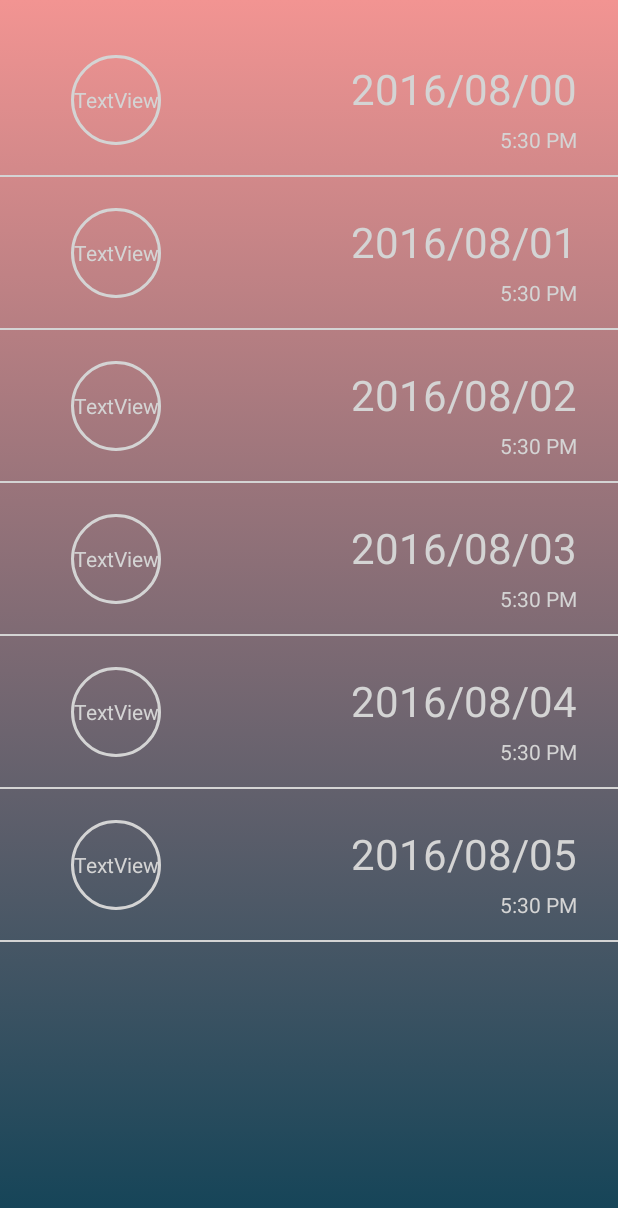
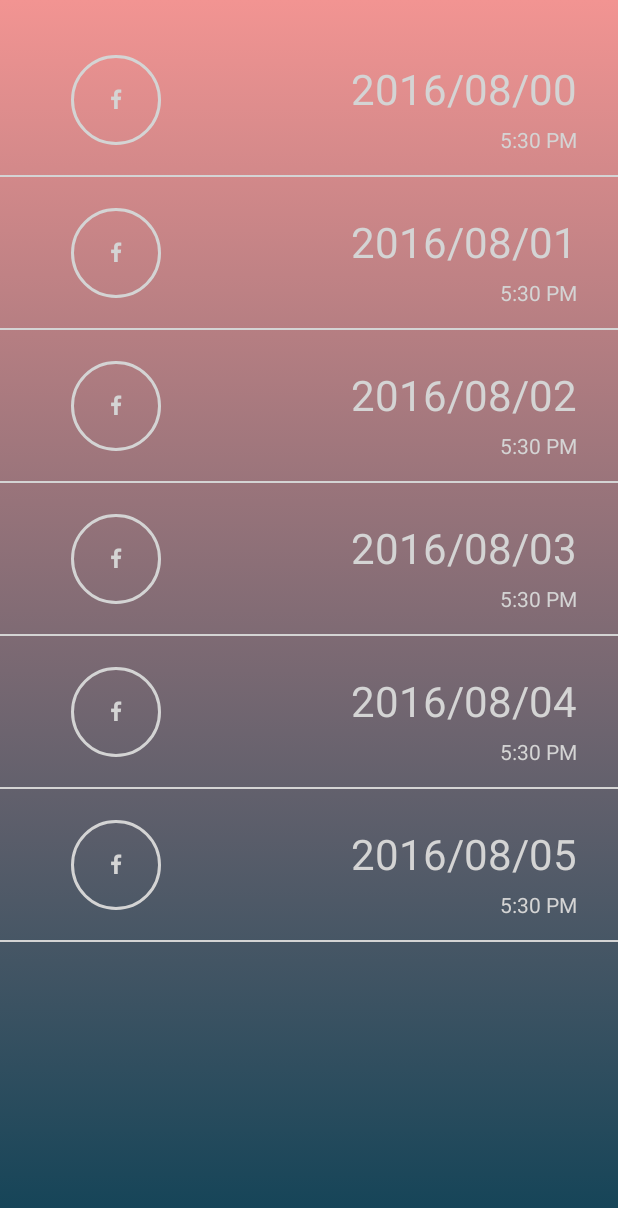
Before and after one commit to kruyvanna/Attendance2, an Android app: the AttenddanceHistoryActivity screen opened directly, with no data from a screen before it, on a phone screen of 412 x 824 dp. Shown: the top 1208 px of the screen. Run offline under Robolectric (Android 15) with nearby library versions, the phone set to English and light mode, and no system bars.

Commit message:
Listener Pattern on RecyclerView

```diff
--- /dev/null
+++ b/app/src/main/java/com/example/vanna/attendance2/history/AttendanceAdapterListener.java
@@ -0,0 +1,11 @@
+package com.example.vanna.attendance2.history;
+
+/**
+ * Created by malypoeur on 10/16/16.
+ */
+
+public interface AttendanceAdapterListener {
+
+    public void onStatusClick(int position);
+
+}
--- a/app/src/main/java/com/example/vanna/attendance2/history/AttendanceArrayAdapter.java
+++ b/app/src/main/java/com/example/vanna/attendance2/history/AttendanceArrayAdapter.java
@@ -1,7 +1,10 @@
 package com.example.vanna.attendance2.history;
 
+import android.app.Activity;
 import android.content.Context;
+import android.graphics.Typeface;
 import android.support.v7.widget.RecyclerView;
+import android.util.Log;
 import android.view.LayoutInflater;
 import android.view.View;
 import android.view.ViewGroup;
@@ -14,9 +17,17 @@ import com.example.vanna.attendance2.R;
  */
 
 public class AttendanceArrayAdapter extends RecyclerView.Adapter<AttendanceArrayAdapter.ViewHolder> {
-    Attendance[] data;
+    private Attendance[] data;
+    private Activity activity;
+    private AttendanceAdapterListener attendanceAdapterListener;
 
-    public AttendanceArrayAdapter(Attendance[] data) {
+    public void setAttendanceAdapterListener(AttendanceAdapterListener attendanceAdapterListener){
+        this.attendanceAdapterListener = attendanceAdapterListener;
+    }
+
+
+    public AttendanceArrayAdapter(Activity parent_activity, Attendance[] data) {
+        this.activity = parent_activity;
         this.data = data;
     }
 
@@ -28,6 +39,19 @@ public class AttendanceArrayAdapter extends RecyclerView.Adapter<AttendanceArray
         public ViewHolder(View itemView) {
             super(itemView);
             statusView = (TextView) itemView.findViewById(R.id.statusView);
+
+            Typeface typeface = Typeface.createFromAsset(activity.getAssets(), "fonts/icomoon.ttf");
+            statusView.setTypeface(typeface);
+            statusView.setText("\ue901");
+
+            statusView.setOnClickListener(new View.OnClickListener() {
+                @Override
+                public void onClick(View view) {
+                    Log.d("Adapter: ", "position: " + getAdapterPosition());
+                    attendanceAdapterListener.onStatusClick(getAdapterPosition());
+                }
+            });
+
             dateView = (TextView) itemView.findViewById(R.id.dateView);
             timeView = (TextView) itemView.findViewById(R.id.timeView);
         }
--- a/app/src/main/java/com/example/vanna/attendance2/history/AttenddanceHistoryActivity.java
+++ b/app/src/main/java/com/example/vanna/attendance2/history/AttenddanceHistoryActivity.java
@@ -4,6 +4,10 @@ import android.support.v7.app.AppCompatActivity;
 import android.os.Bundle;
 import android.support.v7.widget.LinearLayoutManager;
 import android.support.v7.widget.RecyclerView;
+import android.util.Log;
+import android.view.View;
+import android.widget.RelativeLayout;
+import android.widget.TextView;
 
 import com.example.vanna.attendance2.R;
 
@@ -14,16 +18,49 @@ public class AttenddanceHistoryActivity extends AppCompatActivity {
         super.onCreate(savedInstanceState);
         setContentView(R.layout.activity_attenddance_history);
 
+        initLayout();
+
         RecyclerView recyclerView = (RecyclerView) findViewById(R.id.recyclerView);
 
         // setup adapter
         Attendance[] data = getAttendanceData();
-        AttendanceArrayAdapter adapter = new AttendanceArrayAdapter(data);
+        AttendanceArrayAdapter adapter = new AttendanceArrayAdapter(this, data);
+        adapter.setAttendanceAdapterListener(new AttendanceAdapterListener() {
+            @Override
+            public void onStatusClick(int position) {
+                Log.d("AttendanceActivity: ", "on Listener, received position: " + position);
+                visibleLayout(position);
+            }
+        });
         recyclerView.setAdapter(adapter);
 
         // setup layout manager
         LinearLayoutManager linearLayoutManager = new LinearLayoutManager(getApplicationContext());
         recyclerView.setLayoutManager(linearLayoutManager);
+    }
+
+    private void initLayout(){
+        TextView buttonClose = (TextView)findViewById(R.id.statusClose);
+        buttonClose.setOnClickListener(new View.OnClickListener() {
+            @Override
+            public void onClick(View view) {
+                invisibleLayout();
+            }
+        });
+    }
+
+    private void invisibleLayout(){
+        RelativeLayout relativeLayout = (RelativeLayout)findViewById(R.id.statusDetailLayout);
+        relativeLayout.setVisibility(View.INVISIBLE);
+    }
+
+    private void visibleLayout(int position){
+        RelativeLayout relativeLayout = (RelativeLayout)findViewById(R.id.statusDetailLayout);
+        relativeLayout.setVisibility(View.VISIBLE);
+
+        TextView textView = (TextView)findViewById(R.id.statusDetailView);
+        textView.setText("Clicked on position: " + position);
+
     }
 
     private Attendance[] getAttendanceData() {
--- a/app/src/main/res/layout/activity_attenddance_history.xml
+++ b/app/src/main/res/layout/activity_attenddance_history.xml
@@ -15,4 +15,47 @@
 
     </android.support.v7.widget.RecyclerView>
 
-</RelativeLayout>
+
+    <RelativeLayout
+        android:orientation="vertical"
+        android:layout_width="match_parent"
+        android:layout_height="wrap_content"
+        android:paddingTop="15dp"
+        android:paddingBottom="15dp"
+        android:visibility="invisible"
+        android:id="@+id/statusDetailLayout"
+        android:background="@color/colorPrimaryDark"
+        android:layout_alignParentBottom="true"
+        >
+
+        <TextView
+            android:text="Position: "
+            android:textSize="18sp"
+            android:layout_width="wrap_content"
+            android:layout_height="60dp"
+            android:textColor="@color/textColor"
+            android:gravity="center"
+            android:id="@+id/statusDetailView"
+            android:layout_marginLeft="20dp"
+            android:layout_marginRight="10dp"
+            />
+
+        <TextView
+            android:text="X"
+            android:textSize="22sp"
+            android:layout_width="40dp"
+            android:layout_height="40dp"
+            android:background="@drawable/circle"
+            android:textColor="@color/textColor"
+            android:gravity="center"
+            android:id="@+id/statusClose"
+            android:layout_alignParentTop="true"
+            android:layout_alignParentRight="true"
+            android:layout_alignParentEnd="true"
+            android:layout_marginRight="10dp"
+            android:layout_marginEnd="10dp" />
+
+    </RelativeLayout>
+
+
+    </RelativeLayout>
--- a/build.gradle
+++ b/build.gradle
@@ -5,7 +5,7 @@ buildscript {
         jcenter()
     }
     dependencies {
-        classpath 'com.android.tools.build:gradle:2.2.0-beta2'
+        classpath 'com.android.tools.build:gradle:2.2.1'
 
         // NOTE: Do not place your application dependencies here; they belong
         // in the individual module build.gradle files
```
